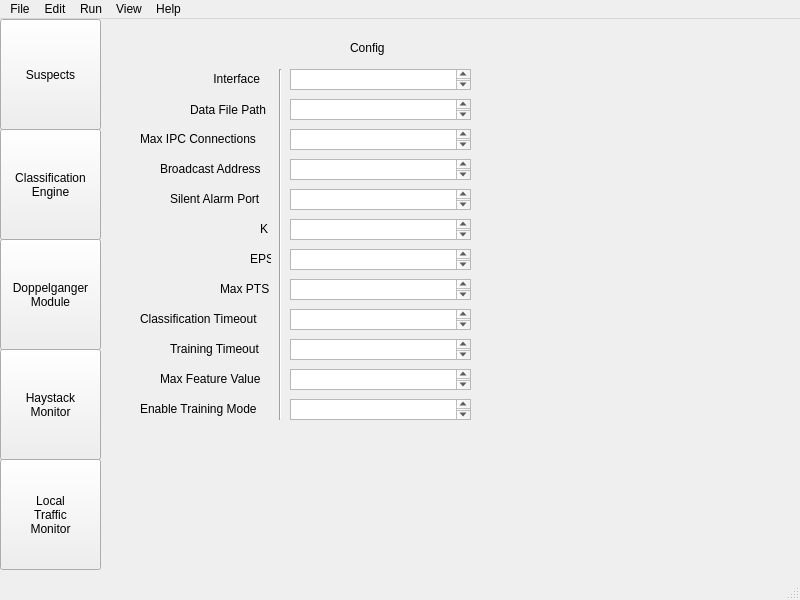
This is NovaGUI/novagui.ui in altf4/Nova as Qt 5 draws it before an edit. The edited form follows.
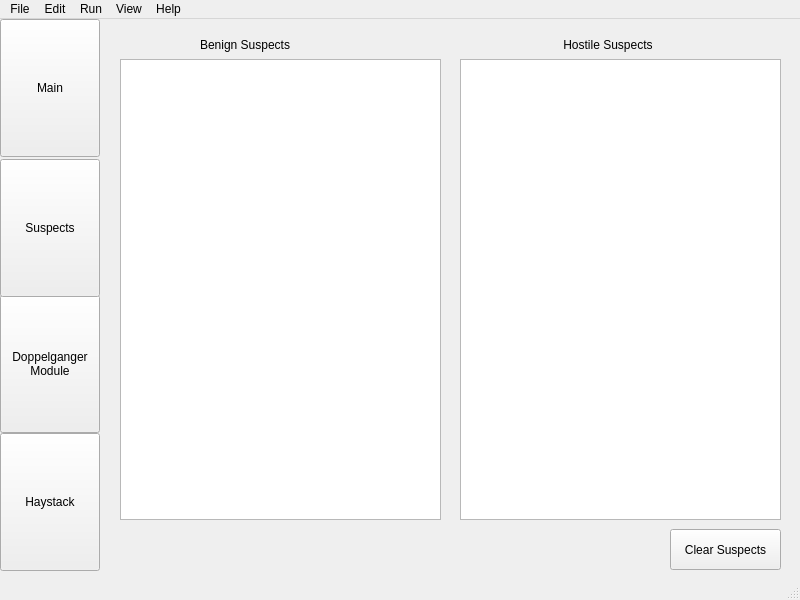
This is the edited form. The open tabs and pages were chosen to show the change.

Commit message: Implement main view features

Diff of the .ui file:
```diff
--- a/NovaGUI/novagui.ui
+++ b/NovaGUI/novagui.ui
@@ -26,14 +26,96 @@
     <property name="currentIndex">
      <number>0</number>
     </property>
-    <widget class="QWidget" name="stackedWidgetPage1">
+    <widget class="QWidget" name="mainPage">
+     <widget class="QLabel" name="mainSuspectListLabel">
+      <property name="geometry">
+       <rect>
+        <x>90</x>
+        <y>40</y>
+        <width>121</width>
+        <height>31</height>
+       </rect>
+      </property>
+      <property name="text">
+       <string> Hostile Suspects</string>
+      </property>
+     </widget>
+     <widget class="QListWidget" name="mainSuspectList">
+      <property name="geometry">
+       <rect>
+        <x>20</x>
+        <y>70</y>
+        <width>311</width>
+        <height>441</height>
+       </rect>
+      </property>
+     </widget>
+     <widget class="QListWidget" name="mainHaystackList">
+      <property name="geometry">
+       <rect>
+        <x>370</x>
+        <y>70</y>
+        <width>311</width>
+        <height>441</height>
+       </rect>
+      </property>
+     </widget>
+     <widget class="QLabel" name="mainHaystackListLabel">
+      <property name="geometry">
+       <rect>
+        <x>440</x>
+        <y>30</y>
+        <width>171</width>
+        <height>31</height>
+       </rect>
+      </property>
+      <property name="text">
+       <string>&lt;!DOCTYPE HTML PUBLIC &quot;-//W3C//DTD HTML 4.0//EN&quot; &quot;http://www.w3.org/TR/REC-html40/strict.dtd&quot;&gt;
+&lt;html&gt;&lt;head&gt;&lt;meta name=&quot;qrichtext&quot; content=&quot;1&quot; /&gt;&lt;style type=&quot;text/css&quot;&gt;
+p, li { white-space: pre-wrap; }
+&lt;/style&gt;&lt;/head&gt;&lt;body style=&quot; font-family:'Sans Serif'; font-size:9pt; font-weight:400; font-style:normal;&quot;&gt;
+&lt;table style=&quot;-qt-table-type: root; margin-top:4px; margin-bottom:4px; margin-left:4px; margin-right:4px;&quot;&gt;
+&lt;tr&gt;
+&lt;td style=&quot;border: none;&quot;&gt;
+&lt;p align=&quot;center&quot; style=&quot; margin-top:0px; margin-bottom:0px; margin-left:0px; margin-right:0px; -qt-block-indent:0; text-indent:0px;&quot;&gt;Haystack Summary&lt;/p&gt;
+&lt;p align=&quot;center&quot; style=&quot; margin-top:0px; margin-bottom:0px; margin-left:0px; margin-right:0px; -qt-block-indent:0; text-indent:0px;&quot;&gt;(TODO)&lt;/p&gt;&lt;/td&gt;&lt;/tr&gt;&lt;/table&gt;&lt;/body&gt;&lt;/html&gt;</string>
+      </property>
+     </widget>
+     <widget class="QPushButton" name="stopButton">
+      <property name="geometry">
+       <rect>
+        <x>20</x>
+        <y>530</y>
+        <width>91</width>
+        <height>41</height>
+       </rect>
+      </property>
+      <property name="text">
+       <string>Stop Nova</string>
+      </property>
+     </widget>
+     <widget class="QPushButton" name="runButton">
+      <property name="geometry">
+       <rect>
+        <x>590</x>
+        <y>530</y>
+        <width>91</width>
+        <height>41</height>
+       </rect>
+      </property>
+      <property name="text">
+       <string>Start Nova</string>
+      </property>
+     </widget>
+    </widget>
+    <widget class="QWidget" name="suspectPage">
      <widget class="QListWidget" name="benignList">
       <property name="geometry">
        <rect>
         <x>20</x>
-        <y>90</y>
-        <width>301</width>
-        <height>471</height>
+        <y>60</y>
+        <width>321</width>
+        <height>461</height>
        </rect>
       </property>
      </widget>
@@ -41,7 +123,7 @@
       <property name="geometry">
        <rect>
         <x>100</x>
-        <y>60</y>
+        <y>30</y>
         <width>121</width>
         <height>31</height>
        </rect>
@@ -53,8 +135,8 @@
      <widget class="QLabel" name="hListLabel">
       <property name="geometry">
        <rect>
-        <x>450</x>
-        <y>60</y>
+        <x>460</x>
+        <y>30</y>
         <width>121</width>
         <height>31</height>
        </rect>
@@ -66,317 +148,26 @@
      <widget class="QListWidget" name="hostileList">
       <property name="geometry">
        <rect>
-        <x>370</x>
-        <y>90</y>
-        <width>301</width>
-        <height>471</height>
+        <x>360</x>
+        <y>60</y>
+        <width>321</width>
+        <height>461</height>
        </rect>
       </property>
      </widget>
-    </widget>
-    <widget class="QWidget" name="stackedWidgetPage2">
-     <widget class="QPlainTextEdit" name="CETrainingTimeoutEdit">
+     <widget class="QPushButton" name="clearSuspectsButton">
       <property name="geometry">
        <rect>
-        <x>190</x>
-        <y>340</y>
-        <width>181</width>
-        <height>21</height>
-       </rect>
-      </property>
-     </widget>
-     <widget class="QLabel" name="CEInterfaceLabel">
-      <property name="geometry">
-       <rect>
-        <x>110</x>
-        <y>70</y>
-        <width>71</width>
-        <height>20</height>
-       </rect>
-      </property>
-      <property name="text">
-       <string> Interface</string>
-      </property>
-     </widget>
-     <widget class="QLabel" name="CEIPCMaxConnectLabel">
-      <property name="geometry">
-       <rect>
-        <x>40</x>
-        <y>130</y>
-        <width>131</width>
-        <height>20</height>
-       </rect>
-      </property>
-      <property name="text">
-       <string>Max IPC Connections</string>
-      </property>
-     </widget>
-     <widget class="QPlainTextEdit" name="CEMaxFeatureValEdit">
-      <property name="geometry">
-       <rect>
-        <x>190</x>
-        <y>370</y>
-        <width>181</width>
-        <height>21</height>
-       </rect>
-      </property>
-     </widget>
-     <widget class="QLabel" name="CEConfigLabel">
-      <property name="geometry">
-       <rect>
-        <x>250</x>
-        <y>40</y>
-        <width>67</width>
-        <height>17</height>
-       </rect>
-      </property>
-      <property name="text">
-       <string>Config</string>
-      </property>
-     </widget>
-     <widget class="QPlainTextEdit" name="CEEnableTrainingEdit">
-      <property name="geometry">
-       <rect>
-        <x>190</x>
-        <y>400</y>
-        <width>181</width>
-        <height>21</height>
-       </rect>
-      </property>
-     </widget>
-     <widget class="QLabel" name="CEDatafileLabel">
-      <property name="geometry">
-       <rect>
-        <x>90</x>
-        <y>100</y>
-        <width>81</width>
-        <height>21</height>
-       </rect>
-      </property>
-      <property name="text">
-       <string>Data File Path</string>
-      </property>
-     </widget>
-     <widget class="Line" name="CELine">
-      <property name="geometry">
-       <rect>
-        <x>170</x>
-        <y>70</y>
-        <width>20</width>
-        <height>351</height>
-       </rect>
-      </property>
-      <property name="orientation">
-       <enum>Qt::Vertical</enum>
-      </property>
-     </widget>
-     <widget class="QPlainTextEdit" name="CEMaxPtsEdit">
-      <property name="geometry">
-       <rect>
-        <x>190</x>
-        <y>280</y>
-        <width>181</width>
-        <height>21</height>
-       </rect>
-      </property>
-     </widget>
-     <widget class="QPlainTextEdit" name="CEClassificationTimeoutEdit">
-      <property name="geometry">
-       <rect>
-        <x>190</x>
-        <y>310</y>
-        <width>181</width>
-        <height>21</height>
-       </rect>
-      </property>
-     </widget>
-     <widget class="QPlainTextEdit" name="CEEPSEdit">
-      <property name="geometry">
-       <rect>
-        <x>190</x>
-        <y>250</y>
-        <width>181</width>
-        <height>21</height>
-       </rect>
-      </property>
-     </widget>
-     <widget class="QPlainTextEdit" name="CEBroadcastAddrEdit">
-      <property name="geometry">
-       <rect>
-        <x>190</x>
-        <y>160</y>
-        <width>181</width>
-        <height>21</height>
-       </rect>
-      </property>
-     </widget>
-     <widget class="QPlainTextEdit" name="CESilentAlarmPortEdit">
-      <property name="geometry">
-       <rect>
-        <x>190</x>
-        <y>190</y>
-        <width>181</width>
-        <height>21</height>
-       </rect>
-      </property>
-     </widget>
-     <widget class="QPlainTextEdit" name="CEKEdit">
-      <property name="geometry">
-       <rect>
-        <x>190</x>
-        <y>220</y>
-        <width>181</width>
-        <height>21</height>
-       </rect>
-      </property>
-     </widget>
-     <widget class="QPlainTextEdit" name="CEInterfaceEdit">
-      <property name="geometry">
-       <rect>
-        <x>190</x>
-        <y>70</y>
-        <width>181</width>
-        <height>21</height>
-       </rect>
-      </property>
-     </widget>
-     <widget class="QPlainTextEdit" name="CEIPCMaxConnectEdit">
-      <property name="geometry">
-       <rect>
-        <x>190</x>
-        <y>130</y>
-        <width>181</width>
-        <height>21</height>
-       </rect>
-      </property>
-     </widget>
-     <widget class="QPlainTextEdit" name="CEDatafileEdit">
-      <property name="geometry">
-       <rect>
-        <x>190</x>
-        <y>100</y>
-        <width>181</width>
-        <height>21</height>
-       </rect>
-      </property>
-     </widget>
-     <widget class="QLabel" name="CEBroadcastAddrLabel">
-      <property name="geometry">
-       <rect>
-        <x>60</x>
-        <y>160</y>
-        <width>121</width>
-        <height>20</height>
-       </rect>
-      </property>
-      <property name="text">
-       <string>Broadcast Address</string>
-      </property>
-     </widget>
-     <widget class="QLabel" name="CESilentAlarmPortLabel">
-      <property name="geometry">
-       <rect>
-        <x>70</x>
-        <y>190</y>
-        <width>101</width>
-        <height>20</height>
-       </rect>
-      </property>
-      <property name="text">
-       <string>Silent Alarm Port</string>
-      </property>
-     </widget>
-     <widget class="QLabel" name="CEKLabel">
-      <property name="geometry">
-       <rect>
-        <x>160</x>
-        <y>220</y>
-        <width>16</width>
-        <height>20</height>
-       </rect>
-      </property>
-      <property name="text">
-       <string>K</string>
-      </property>
-     </widget>
-     <widget class="QLabel" name="CEEPSLabel">
-      <property name="geometry">
-       <rect>
-        <x>150</x>
-        <y>250</y>
-        <width>21</width>
-        <height>20</height>
-       </rect>
-      </property>
-      <property name="text">
-       <string>EPS</string>
-      </property>
-     </widget>
-     <widget class="QLabel" name="CEMaxPtsLabel">
-      <property name="geometry">
-       <rect>
-        <x>120</x>
-        <y>280</y>
-        <width>51</width>
-        <height>20</height>
-       </rect>
-      </property>
-      <property name="text">
-       <string>Max PTS</string>
-      </property>
-     </widget>
-     <widget class="QLabel" name="CEClassificationTimeoutLabel">
-      <property name="geometry">
-       <rect>
-        <x>40</x>
-        <y>310</y>
-        <width>131</width>
-        <height>20</height>
-       </rect>
-      </property>
-      <property name="text">
-       <string>Classification Timeout</string>
-      </property>
-     </widget>
-     <widget class="QLabel" name="CETrainingTimeoutLabel">
-      <property name="geometry">
-       <rect>
-        <x>70</x>
-        <y>340</y>
-        <width>101</width>
-        <height>20</height>
-       </rect>
-      </property>
-      <property name="text">
-       <string>Training Timeout</string>
-      </property>
-     </widget>
-     <widget class="QLabel" name="CEMaxFeatureValLabel">
-      <property name="geometry">
-       <rect>
-        <x>60</x>
-        <y>370</y>
+        <x>570</x>
+        <y>530</y>
         <width>111</width>
-        <height>20</height>
+        <height>41</height>
        </rect>
       </property>
       <property name="text">
-       <string>Max Feature Value</string>
+       <string>Clear Suspects</string>
       </property>
      </widget>
-     <widget class="QLabel" name="CEEnableTrainingLabel">
-      <property name="geometry">
-       <rect>
-        <x>40</x>
-        <y>400</y>
-        <width>131</width>
-        <height>20</height>
-       </rect>
-      </property>
-      <property name="text">
-       <string>Enable Training Mode</string>
-      </property>
-     </widget>
     </widget>
     <widget class="QWidget" name="stackedWidgetPage3">
      <widget class="QPlainTextEdit" name="DMInterfaceEdit">
@@ -697,9 +488,36 @@
     <property name="geometry">
      <rect>
       <x>0</x>
-      <y>0</y>
-      <width>101</width>
-      <height>111</height>
+      <y>276</y>
+      <width>100</width>
+      <height>138</height>
+     </rect>
+    </property>
+    <property name="text">
+     <string>Doppelganger
+Module</string>
+    </property>
+   </widget>
+   <widget class="QPushButton" name="haystackButton">
+    <property name="geometry">
+     <rect>
+      <x>0</x>
+      <y>414</y>
+      <width>100</width>
+      <height>138</height>
+     </rect>
+    </property>
+    <property name="text">
+     <string>Haystack</string>
+    </property>
+   </widget>
+   <widget class="QPushButton" name="suspectButton">
+    <property name="geometry">
+     <rect>
+      <x>0</x>
+      <y>140</y>
+      <width>100</width>
+      <height>138</height>
      </rect>
     </property>
     <property name="text">
@@ -710,62 +528,18 @@
     <property name="geometry">
      <rect>
       <x>0</x>
-      <y>110</y>
-      <width>101</width>
-      <height>111</height>
+      <y>0</y>
+      <width>100</width>
+      <height>138</height>
      </rect>
     </property>
     <property name="text">
-     <string>Classification
-Engine</string>
+     <string>Main</string>
     </property>
     <property name="autoRepeat">
      <bool>false</bool>
     </property>
    </widget>
-   <widget class="QPushButton" name="DMButton">
-    <property name="geometry">
-     <rect>
-      <x>0</x>
-      <y>220</y>
-      <width>101</width>
-      <height>111</height>
-     </rect>
-    </property>
-    <property name="text">
-     <string>Doppelganger
-Module</string>
-    </property>
-   </widget>
-   <widget class="QPushButton" name="HSButton">
-    <property name="geometry">
-     <rect>
-      <x>0</x>
-      <y>330</y>
-      <width>101</width>
-      <height>111</height>
-     </rect>
-    </property>
-    <property name="text">
-     <string>Haystack
-Monitor</string>
-    </property>
-   </widget>
-   <widget class="QPushButton" name="LTMButton">
-    <property name="geometry">
-     <rect>
-      <x>0</x>
-      <y>440</y>
-      <width>101</width>
-      <height>111</height>
-     </rect>
-    </property>
-    <property name="text">
-     <string>Local
-Traffic
-Monitor</string>
-    </property>
-   </widget>
   </widget>
   <widget class="QMenuBar" name="menubar">
    <property name="geometry">
```
Left out of the diff: 340 changed lines with no effect on the pictures. The commit also changes 8 other files.
